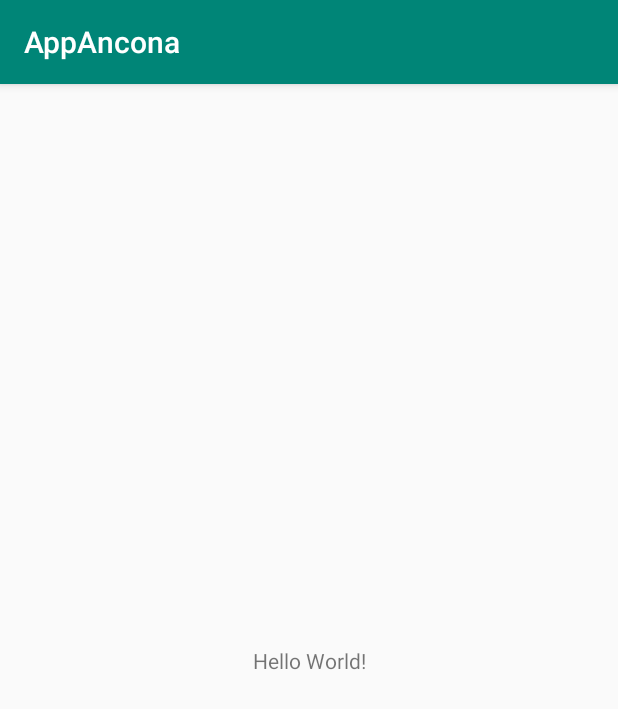
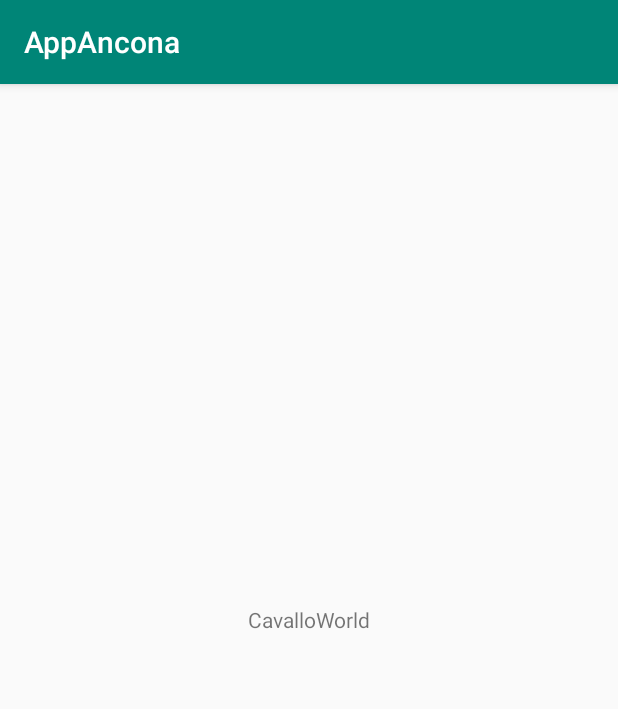
Before and after one commit to Robertotib/AppAncona2, an Android app: the screen it shows after launch (MainActivity), on a phone screen of 412 x 824 dp. Shown: the top 709 px of the screen. Run offline under Robolectric (Android 15) with nearby library versions, the phone set to English and light mode, and no system bars.

Commit message:
prova cavallo

```diff
--- a/app/src/main/res/layout/activity_main.xml
+++ b/app/src/main/res/layout/activity_main.xml
@@ -8,8 +8,8 @@
 
     <TextView
         android:layout_width="wrap_content"
-        android:layout_height="wrap_content"
-        android:text="Hello World!"
+        android:layout_height="74dp"
+        android:text="@string/cavallo"
         app:layout_constraintBottom_toBottomOf="parent"
         app:layout_constraintLeft_toLeftOf="parent"
         app:layout_constraintRight_toRightOf="parent"
--- a/app/src/main/res/values/strings.xml
+++ b/app/src/main/res/values/strings.xml
@@ -1,3 +1,4 @@
 <resources>
     <string name="app_name">AppAncona</string>
+    <string name="cavallo">CavalloWorld</string>
 </resources>
```
